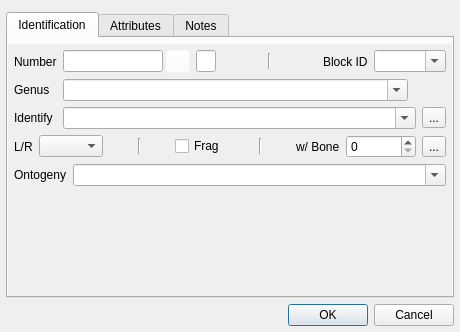
Before: the Qt Designer form project-components/forms/features.ui in ArthurLion97/fossildigtools, drawn with Qt 5.
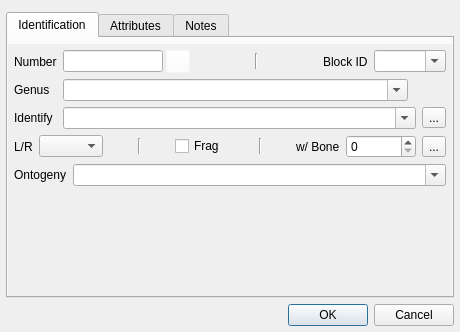
After: the same form once the commit is applied. Icons and pictures are not drawn.

Commit message:
Fix vector layer edit buffer's addedFeatures() crash on Windows
- Caveat: new bone number calc will not take into account deleted uncommitted features when calc on new uncommitted ones (need addedFeatures() for fix)

What changed in the file:
```diff
--- a/project-components/forms/features.ui
+++ b/project-components/forms/features.ui
@@ -177,28 +177,6 @@
                  </item>
                 </layout>
                </item>
-               <item>
-                <widget class="QLineEdit" name="pkuid">
-                 <property name="sizePolicy">
-                  <sizepolicy hsizetype="Fixed" vsizetype="Fixed">
-                   <horstretch>0</horstretch>
-                   <verstretch>0</verstretch>
-                  </sizepolicy>
-                 </property>
-                 <property name="minimumSize">
-                  <size>
-                   <width>20</width>
-                   <height>0</height>
-                  </size>
-                 </property>
-                 <property name="maximumSize">
-                  <size>
-                   <width>20</width>
-                   <height>16777215</height>
-                  </size>
-                 </property>
-                </widget>
-               </item>
                <item>
                 <widget class="Line" name="line_3">
                  <property name="sizePolicy">
```
The commit also changes 2 other files.
